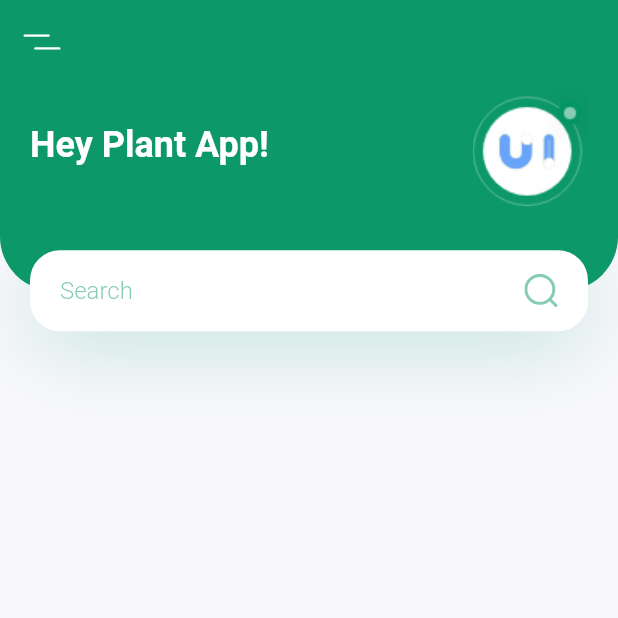
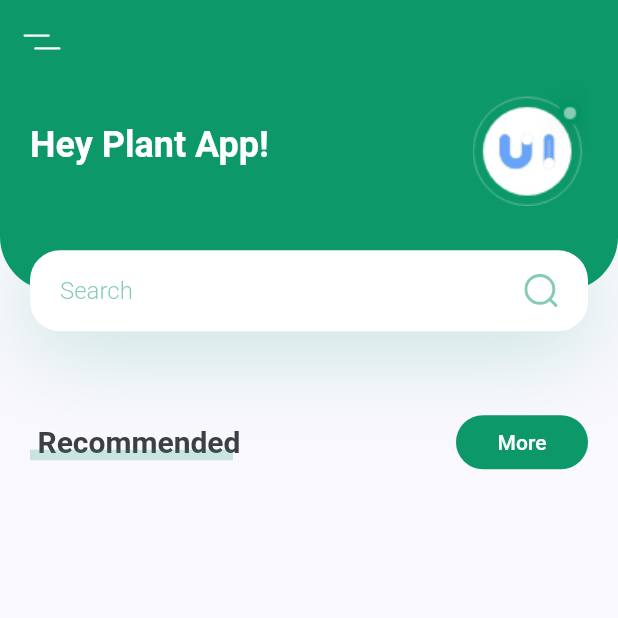
Before and after one commit to Otuyishime/flutter_plant_app, a Flutter app: the screen it shows after launch, on a phone screen of 412 x 824 dp, the top half of it. Run offline on Flutter 3.47's test engine with Material 2 defaults, Android fonts, the phone set to English and light mode, and no system bars; our stand-ins replace flutter_svg.

Commit message:
Started working on home screen Recommended section
Added custom title widget more button

```diff
--- a/lib/screens/home/components/body.dart
+++ b/lib/screens/home/components/body.dart
@@ -1,5 +1,8 @@
+import 'package:flutter/cupertino.dart';
 import 'package:flutter/material.dart';
+
 import 'body_with_searchbox.dart';
+import 'title_with_more_button.dart';
 
 class Body extends StatelessWidget {
   @override
@@ -9,6 +12,7 @@ class Body extends StatelessWidget {
       child: Column(
         children: [
           HeaderWithSearchBox(screenHeightAndWidth: screenHeightAndWidth),
+          TitleWithMoreButton(title: "Recommended", onPressHandler: (){},),
         ],
       ),
     );
--- /dev/null
+++ b/lib/screens/home/components/title_with_more_button.dart
@@ -0,0 +1,76 @@
+import 'package:flutter/material.dart';
+import 'package:flutter_plant_app/constants.dart';
+
+class TitleWithMoreButton extends StatelessWidget {
+  const TitleWithMoreButton({
+    Key key, this.title, this.onPressHandler,
+  }) : super(key: key);
+
+  final String title;
+  final Function onPressHandler;
+
+  @override
+  Widget build(BuildContext context) {
+    return Padding(
+      padding: const EdgeInsets.symmetric(horizontal: pDefaultPadding),
+      child: Row(
+        children: [
+          TitleWithCustomUnderline(text: title),
+          Spacer(),
+          FlatButton(
+            shape: RoundedRectangleBorder(
+              borderRadius: BorderRadius.circular(20),
+            ),
+            color: pPrimaryColor,
+            onPressed: onPressHandler,
+            child: Text(
+              "More",
+              style: TextStyle(
+                  color: Colors.white
+              ),
+            ),
+          ),
+        ],
+      ),
+    );
+  }
+}
+
+class TitleWithCustomUnderline extends StatelessWidget {
+  const TitleWithCustomUnderline({
+    Key key, this.text,
+  }) : super(key: key);
+
+  final String text;
+
+  @override
+  Widget build(BuildContext context) {
+    return Container(
+      height: 24,
+      child: Stack(
+        children: [
+          Padding(
+            padding: const EdgeInsets.only(left: pDefaultPadding /4),
+            child: Text(
+              text,
+              style: TextStyle(
+                fontSize: 20,
+                fontWeight: FontWeight.bold,
+              ),
+            ),
+          ),
+          Positioned(
+            left: 0,
+            right: 0,
+            bottom: 0,
+            child: Container(
+              margin: EdgeInsets.only(right: pDefaultPadding /4),
+              height: 7,
+              color: pPrimaryColor.withOpacity(0.2),
+            ),
+          )
+        ],
+      ),
+    );
+  }
+}
```
